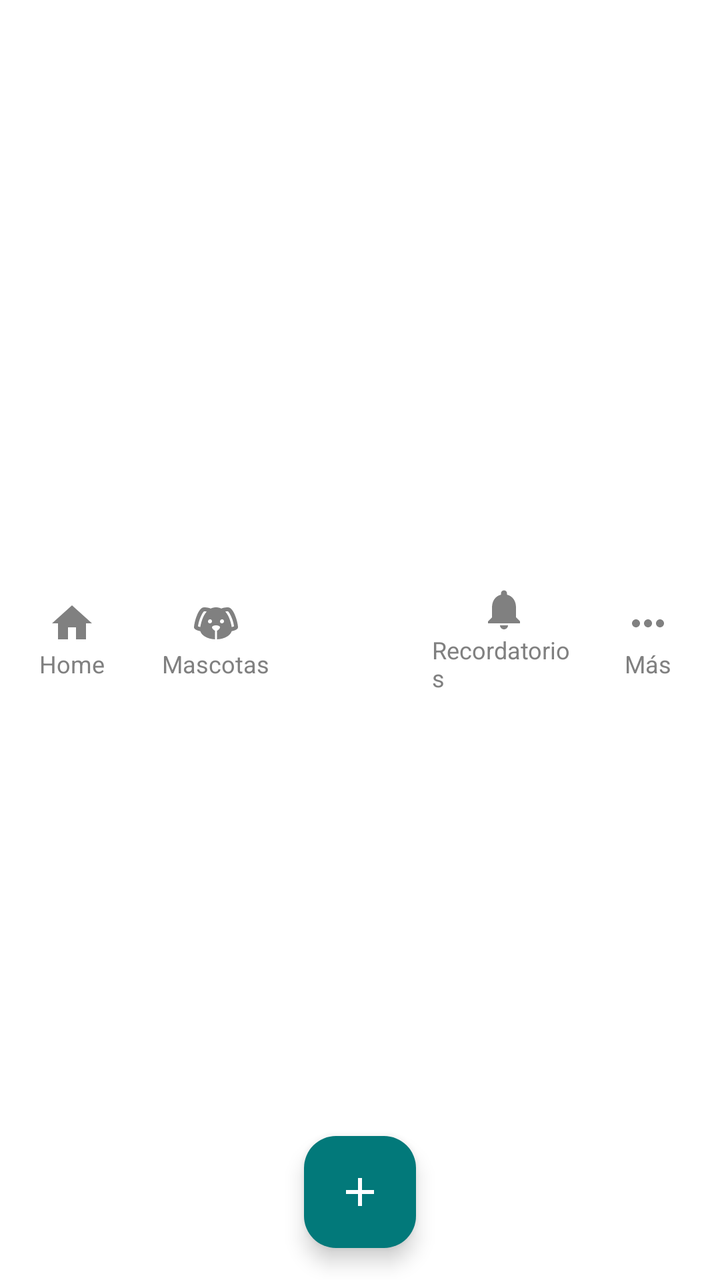
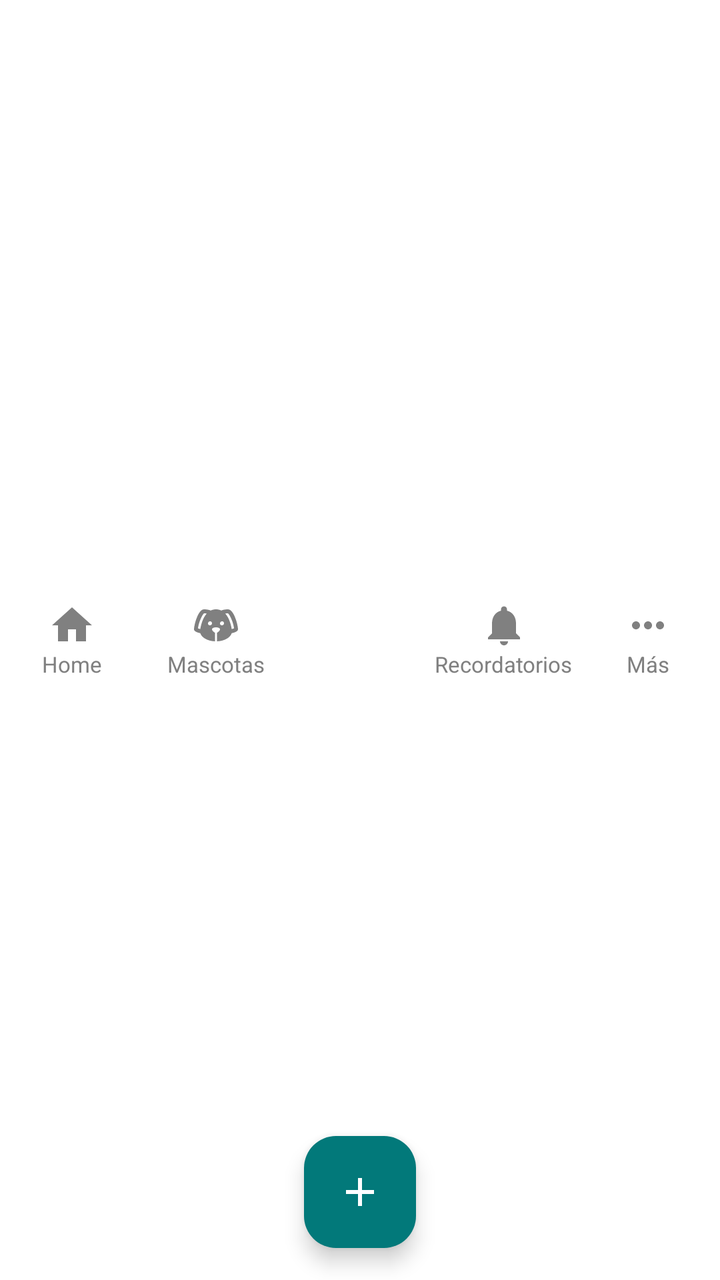

An Android layout rendered at two revisions. The XML below is the earlier revision; the diff shows what the commit changed to produce the second picture.
<!-- AndroidManifest.xml: application theme Theme.PetCare -->
<!-- res/layout/nav_bar.xml -->
<?xml version="1.0" encoding="utf-8"?>
<androidx.constraintlayout.widget.ConstraintLayout xmlns:android="http://schemas.android.com/apk/res/android"
    xmlns:app="http://schemas.android.com/apk/res-auto"
    xmlns:tools="http://schemas.android.com/tools"
    android:id="@+id/bottom_navigation_container"
    android:layout_width="match_parent"
    android:layout_height="wrap_content"
    android:clipChildren="false"
    android:clipToPadding="false"
    android:background="@color/white"
    tools:ignore="Overdraw,UseCompoundDrawables">

    <LinearLayout
        android:layout_width="match_parent"
        android:layout_height="80dp"
        android:baselineAligned="false"
        android:gravity="center_vertical"
        android:orientation="horizontal"
        android:weightSum="5"
        app:layout_constraintTop_toTopOf="parent"
        app:layout_constraintBottom_toBottomOf="parent">

        <LinearLayout
            android:id="@+id/nav_home"
            android:layout_width="0dp"
            android:layout_height="wrap_content"
            android:layout_weight="1"
            android:clickable="true"
            android:focusable="true"
            android:gravity="center"
            android:orientation="vertical">
            <ImageView
                android:id="@+id/iv_nav_home"
                android:layout_width="24dp"
                android:layout_height="24dp"
                android:contentDescription="@string/home"
                android:src="@drawable/ic_home"
                app:tint="@color/text_gray" />
            <TextView
                android:id="@+id/tv_nav_home"
                android:layout_width="wrap_content"
                android:layout_height="wrap_content"
                android:text="@string/home"
                android:textColor="@color/text_gray"
                android:textSize="12sp" />
        </LinearLayout>

        <LinearLayout
            android:id="@+id/nav_mascotas"
            android:layout_width="0dp"
            android:layout_height="wrap_content"
            android:layout_weight="1"
            android:clickable="true"
            android:focusable="true"
            android:gravity="center"
            android:orientation="vertical">
            <ImageView
                android:id="@+id/iv_nav_mascotas"
                android:layout_width="24dp"
                android:layout_height="24dp"
                android:contentDescription="@string/mascotas"
                android:src="@drawable/ic_dog"
                app:tint="@color/text_gray" />
            <TextView
                android:id="@+id/tv_nav_mascotas"
                android:layout_width="wrap_content"
                android:layout_height="wrap_content"
                android:text="@string/mascotas"
                android:textColor="@color/text_gray"
                android:textSize="12sp" />
        </LinearLayout>

        <View
            android:layout_width="0dp"
            android:layout_height="wrap_content"
            android:layout_weight="1" />

        <LinearLayout
            android:id="@+id/nav_lista"
            android:layout_width="0dp"
            android:layout_height="wrap_content"
            android:layout_weight="1"
            android:clickable="true"
            android:focusable="true"
            android:gravity="center"
            android:orientation="vertical">
            <ImageView
                android:id="@+id/iv_nav_lista"
                android:layout_width="24dp"
                android:layout_height="24dp"
                android:contentDescription="@string/nav_recordatorios"
                android:src="@drawable/ic_notifications"
                app:tint="@color/text_gray" />
            <TextView
                android:id="@+id/tv_nav_lista"
                android:layout_width="wrap_content"
                android:layout_height="wrap_content"
                android:text="@string/nav_recordatorios"
                android:textColor="@color/text_gray"
                android:textSize="12sp" />
        </LinearLayout>

        <LinearLayout
            android:id="@+id/nav_mas"
            android:layout_width="0dp"
            android:layout_height="wrap_content"
            android:layout_weight="1"
            android:clickable="true"
            android:focusable="true"
            android:gravity="center"
            android:orientation="vertical">
            <ImageView
                android:id="@+id/iv_nav_mas"
                android:layout_width="24dp"
                android:layout_height="24dp"
                android:contentDescription="@string/mas"
                android:src="@drawable/ic_more"
                app:tint="@color/text_gray" />
            <TextView
                android:id="@+id/tv_nav_mas"
                android:layout_width="wrap_content"
                android:layout_height="wrap_content"
                android:text="@string/mas"
                android:textColor="@color/text_gray"
                android:textSize="12sp" />
        </LinearLayout>

    </LinearLayout>

    <com.google.android.material.floatingactionbutton.FloatingActionButton
        android:id="@+id/fab_add"
        android:layout_width="wrap_content"
        android:layout_height="wrap_content"
        android:layout_marginBottom="16dp"
        android:contentDescription="@string/agregar_mascota"
        android:src="@drawable/ic_plus"
        app:backgroundTint="@color/primary_teal"
        app:layout_constraintBottom_toBottomOf="parent"
        app:layout_constraintEnd_toEndOf="parent"
        app:layout_constraintStart_toStartOf="parent"
        app:tint="@color/white" />

</androidx.constraintlayout.widget.ConstraintLayout>
<!-- resources referenced by this layout -->
<resources>
  <color name="primary_teal">#02797A</color>
  <color name="text_gray">#808080</color>
  <color name="white">#FFFFFFFF</color>
  <!-- drawable ic_dog (drawable) -->
  <?xml version="1.0" encoding="utf-8"?>
  <vector xmlns:android="http://schemas.android.com/apk/res/android"
      android:width="24dp"
      android:height="24dp"
      android:viewportWidth="24"
      android:viewportHeight="24">
      <path
          android:fillColor="#FF000000"
          android:pathData="M18,4C16.29,4 15.25,4.33 14.65,4.61C13.88,4.23 13,4 12,4C11,4 10.12,4.23 9.35,4.61C8.75,4.33 7.71,4 6,4C3,4 1,12 1,14C1,14.83 2.32,15.59 4.14,15.9C4.78,18.14 7.8,19.85 11.5,20V15.72C10.91,15.35 10,14.68 10,14C10,13 12,13 12,13C12,13 14,13 14,14C14,14.68 13.09,15.35 12.5,15.72V20C16.2,19.85 19.22,18.14 19.86,15.9C21.68,15.59 23,14.83 23,14C23,12 21,4 18,4M4.15,13.87C3.65,13.75 3.26,13.61 3,13.5C3.25,10.73 5.2,6.4 6.05,6C6.59,6 7,6.06 7.37,6.11C5.27,8.42 4.44,12.04 4.15,13.87M9,12A1,1 0,0,1 8,11C8,10.46 8.45,10 9,10A1,1 0,0,1 10,11C10,11.56 9.55,12 9,12M15,12A1,1 0,0,1 14,11C14,10.46 14.45,10 15,10A1,1 0,0,1 16,11C16,11.56 15.55,12 15,12M19.85,13.87C19.56,12.04 18.73,8.42 16.63,6.11C17,6.06 17.41,6 17.95,6C18.8,6.4 20.75,10.73 21,13.5C20.75,13.61 20.36,13.75 19.85,13.87Z" />
  </vector>
  <!-- drawable ic_home (drawable) -->
  <?xml version="1.0" encoding="utf-8"?>
  <vector xmlns:android="http://schemas.android.com/apk/res/android"
      android:width="24dp"
      android:height="24dp"
      android:viewportWidth="24"
      android:viewportHeight="24">
      <path
          android:fillColor="#FF000000"
          android:pathData="M10,20V14H14V20H19V12H22L12,3L2,12H5V20H10Z" />
  </vector>
  <!-- drawable ic_more (drawable) -->
  <?xml version="1.0" encoding="utf-8"?>
  <vector xmlns:android="http://schemas.android.com/apk/res/android"
      android:width="24dp"
      android:height="24dp"
      android:viewportWidth="24"
      android:viewportHeight="24">
      <path
          android:fillColor="#FF000000"
          android:pathData="M6,10c-1.1,0 -2,0.9 -2,2s0.9,2 2,2 2,-0.9 2,-2 -0.9,-2 -2,-2zM18,10c-1.1,0 -2,0.9 -2,2s0.9,2 2,2 2,-0.9 2,-2 -0.9,-2 -2,-2zM12,10c-1.1,0 -2,0.9 -2,2s0.9,2 2,2 2,-0.9 2,-2 -0.9,-2 -2,-2z" />
  </vector>
  <!-- drawable ic_notifications (drawable) -->
  <?xml version="1.0" encoding="utf-8"?>
  <vector xmlns:android="http://schemas.android.com/apk/res/android"
      android:width="24dp"
      android:height="24dp"
      android:viewportWidth="24"
      android:viewportHeight="24">
      <path
          android:fillColor="#FF000000"
          android:pathData="M12,22c1.1,0 2,-0.9 2,-2h-4c0,1.1 0.89,2 2,2zM18,16v-5c0,-3.07 -1.63,-5.64 -4.5,-6.32V4c0,-0.83 -0.67,-1.5 -1.5,-1.5s-1.5,0.67 -1.5,1.5v0.68C7.64,5.36 6,7.92 6,11v5l-2,2v1h16v-1l-2,-2z" />
  </vector>
  <!-- drawable ic_plus (drawable) -->
  <?xml version="1.0" encoding="utf-8"?>
  <vector xmlns:android="http://schemas.android.com/apk/res/android"
      android:width="24dp"
      android:height="24dp"
      android:viewportWidth="24"
      android:viewportHeight="24">
      <path
          android:fillColor="#FF000000"
          android:pathData="M19,13h-6v6h-2v-6H5v-2h6V5h2v6h6v2z" />
  </vector>
  <string name="agregar_mascota">+</string>
  <string name="home">Home</string>
  <string name="mas">Más</string>
  <string name="mascotas">Mascotas</string>
  <string name="nav_recordatorios">Recordatorios</string>
  <style name="Theme.PetCare" parent="Base.Theme.PetCare" />
  <style name="Base.Theme.PetCare" parent="Theme.Material3.DayNight.NoActionBar">
          
          
      </style>
</resources>

<!-- the commit's change to res/layout/nav_bar.xml (unified diff, before → after) -->
@@ -42,7 +42,8 @@
                 android:layout_height="wrap_content"
                 android:text="@string/home"
                 android:textColor="@color/text_gray"
-                android:textSize="12sp" />
+                android:textSize="11sp"
+                android:maxLines="1" />
         </LinearLayout>
 
         <LinearLayout
@@ -67,7 +68,8 @@
                 android:layout_height="wrap_content"
                 android:text="@string/mascotas"
                 android:textColor="@color/text_gray"
-                android:textSize="12sp" />
+                android:textSize="11sp"
+                android:maxLines="1" />
         </LinearLayout>
 
         <View
@@ -97,7 +99,8 @@
                 android:layout_height="wrap_content"
                 android:text="@string/nav_recordatorios"
                 android:textColor="@color/text_gray"
-                android:textSize="12sp" />
+                android:textSize="11sp"
+                android:maxLines="1" />
         </LinearLayout>
 
         <LinearLayout
@@ -122,7 +125,8 @@
                 android:layout_height="wrap_content"
                 android:text="@string/mas"
                 android:textColor="@color/text_gray"
-                android:textSize="12sp" />
+                android:textSize="11sp"
+                android:maxLines="1" />
         </LinearLayout>
 
     </LinearLayout>
